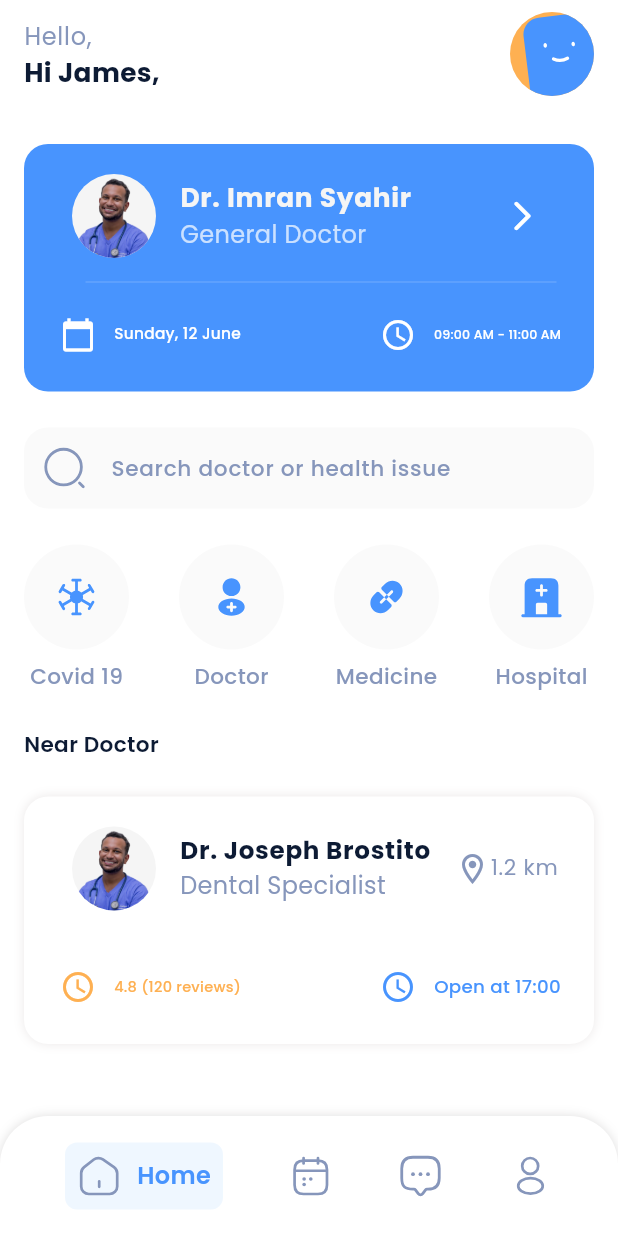
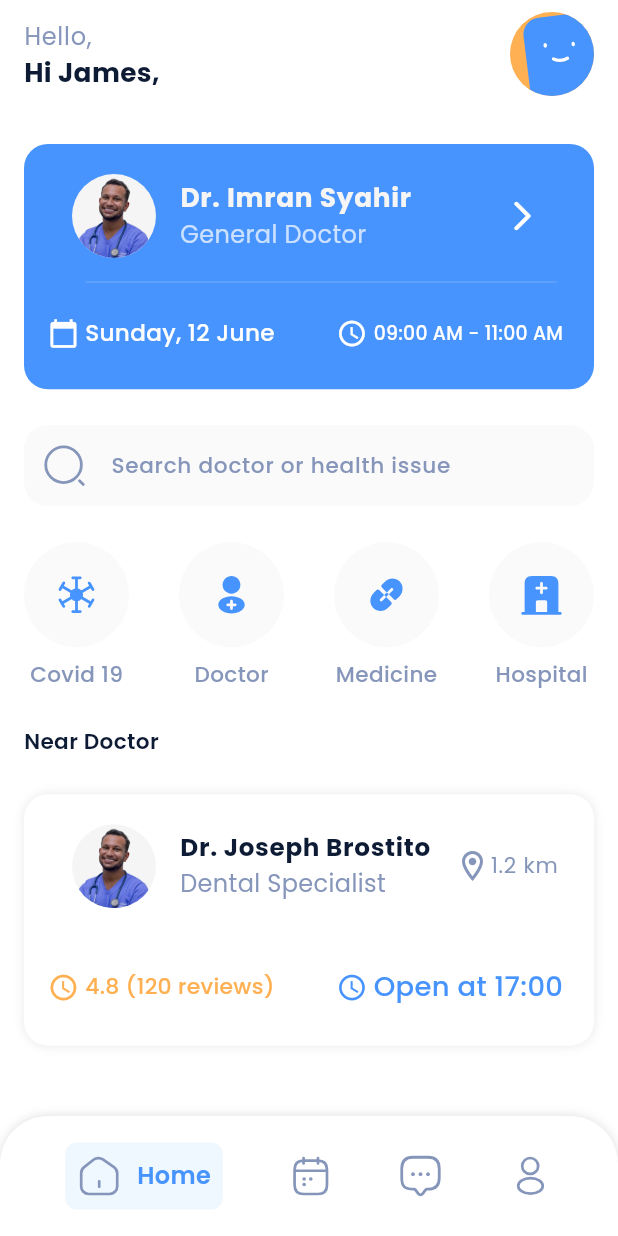
Before and after one commit to ElDaly15/Doctor-Appointment-UI, a Flutter app: the screen it shows after launch, on a phone screen of 412 x 824 dp. Run offline on Flutter 3.47's test engine with Material 3 defaults, Android fonts, the phone set to English and light mode, and no system bars; our stand-ins replace device_preview, flutter_svg, font_awesome_flutter.

Commit message:
Make Text Of Doctor Info More Responsive

```diff
--- a/lib/features/home/presentation/views/widgets/row_of_doctor_details_info_item.dart
+++ b/lib/features/home/presentation/views/widgets/row_of_doctor_details_info_item.dart
@@ -11,6 +11,7 @@ class RowOfDoctorDetailsInfo extends StatelessWidget {
     required this.colorsFirst,
     required this.colorsSecond,
   });
+
   final String firstText, secondText;
   final IconData fistIcon, secondIcon;
   final Color colorsFirst;
@@ -18,42 +19,58 @@ class RowOfDoctorDetailsInfo extends StatelessWidget {
 
   @override
   Widget build(BuildContext context) {
+    final screenWidth = MediaQuery.of(context).size.width;
+
     return Padding(
-      padding: const EdgeInsets.only(right: 22, top: 15, bottom: 10),
-      child: Row(
+      padding: EdgeInsets.only(
+        right: screenWidth * 0.05, // 5% of the screen width
+        top: 15,
+        bottom: 10,
+      ),
+      child: LayoutBuilder(
+        builder: (context, constraints) {
+          return Row(
             mainAxisAlignment: MainAxisAlignment.start,
             children: [
-          SizedBox(width: 40, child: Icon(fistIcon, color: colorsFirst)),
-          const SizedBox(width: 4), // Adds spacing between widgets
-          Expanded(
+              Icon(fistIcon,
+                  color: colorsFirst,
+                  size:
+                      screenWidth * 0.05), // Icon size scales with screen width
+              SizedBox(
+                  width: screenWidth * 0.01), // Width scales with screen width
+              Flexible(
                 child: FittedBox(
                   fit: BoxFit.scaleDown,
                   child: Text(
                     firstText,
-                style: TextStyles.font18Medium(context)
-                    .copyWith(color: colorsFirst),
+                    style: TextStyles.font18Medium(context).copyWith(
+                        color: colorsFirst,
+                        fontSize: screenWidth * 0.045), // Scaled font size
                   ),
                 ),
               ),
-          const Spacer(),
               SizedBox(
-              width: 40,
-              child: Icon(
-                secondIcon,
+                  width: screenWidth * 0.1), // Width scales with screen width
+              Icon(secondIcon,
                   color: colorsSecond,
-              )),
-          const SizedBox(width: 4), // Adds spacing between widgets
-          Expanded(
+                  size:
+                      screenWidth * 0.05), // Icon size scales with screen width
+              SizedBox(
+                  width: screenWidth * 0.01), // Width scales with screen width
+              Flexible(
                 child: FittedBox(
                   fit: BoxFit.scaleDown,
                   child: Text(
                     secondText,
-                style: TextStyles.font20Medium(context)
-                    .copyWith(color: colorsSecond),
+                    style: TextStyles.font18Medium(context).copyWith(
+                        color: colorsSecond,
+                        fontSize: screenWidth * 0.045), // Scaled font size
                   ),
                 ),
               ),
             ],
+          );
+        },
       ),
     );
   }
```
Lines whose indentation alone changed are shown as unchanged.
